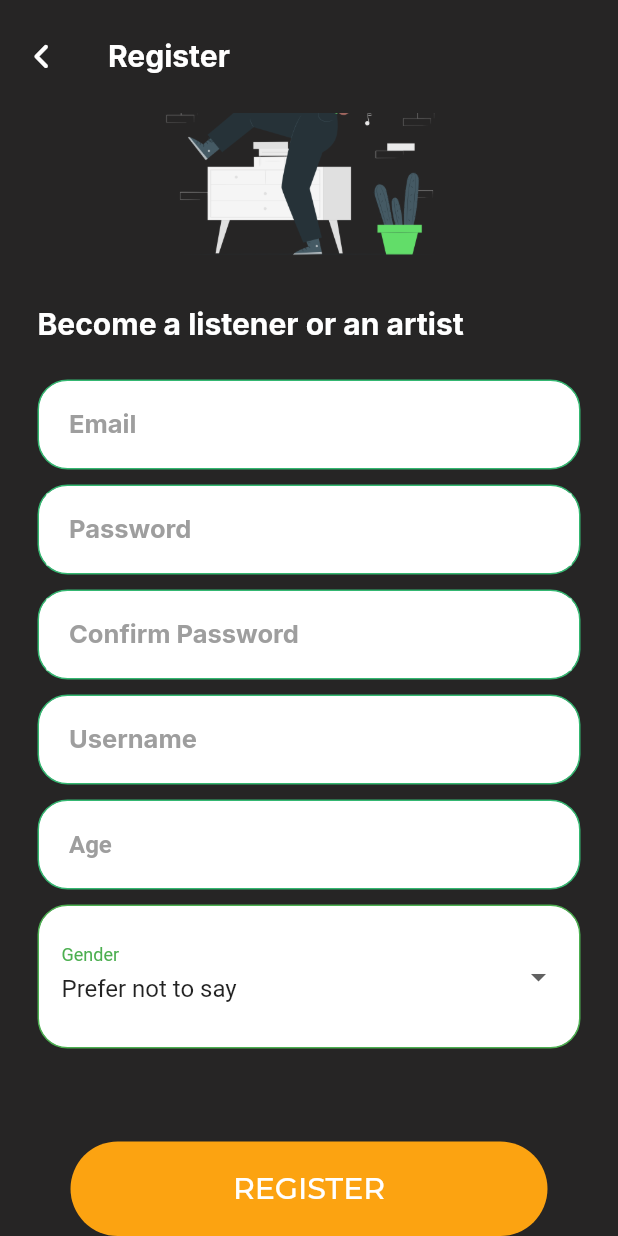
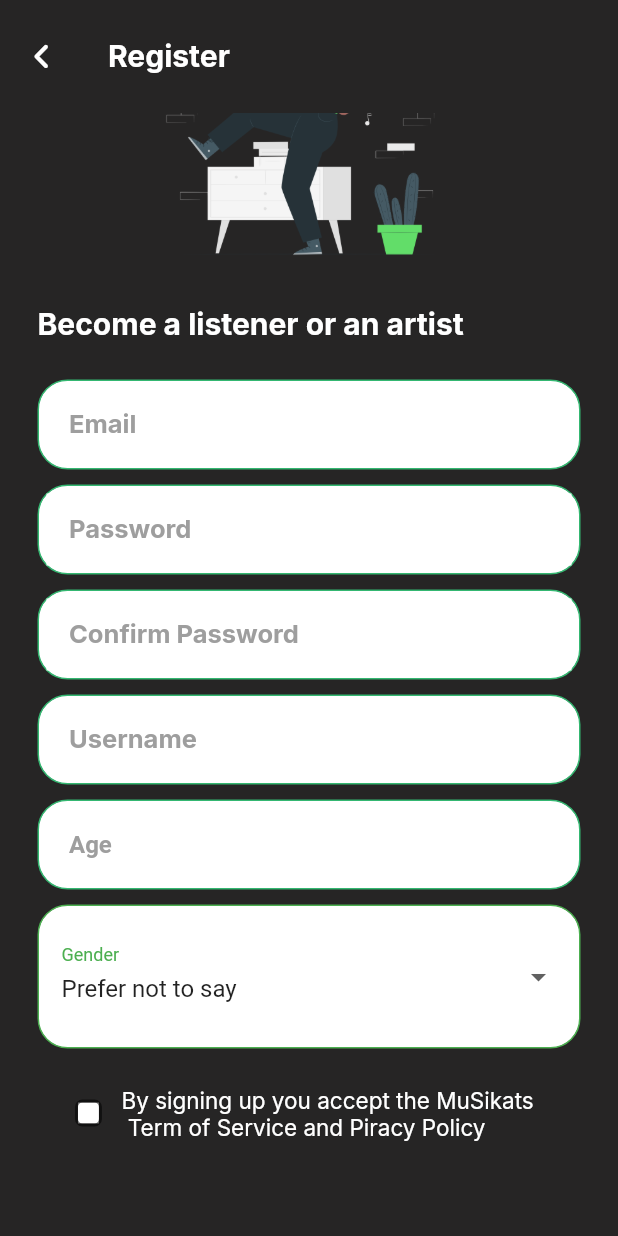
Before and after one commit to franzrocha/MuSikat-App, a Flutter app: the RegisterScreen screen opened directly, scrolled down 121 dp, on a phone screen of 412 x 824 dp. Run offline on Flutter 3.47's test engine with Material 2 defaults, Android fonts, the phone set to English and light mode, and no system bars; our stand-ins replace cloud_firestore, firebase_auth, firebase_core, flutter_native_splash, font_awesome_flutter, get_it and 1 more; missing offline and left inert: cloud_firestore_web, firebase_auth_web, firebase_core_web, firebase_storage_web; accounts and stored records are empty.

Commit message:
added checkbox on register

```diff
--- a/lib/controllers/auth_controller.dart
+++ b/lib/controllers/auth_controller.dart
@@ -35,9 +35,6 @@ class AuthController with ChangeNotifier {
     if (event != null) {
       print('Logged in user');
       print(event.email);
-      // if(currentUser == null){
-
-      // }
       nav.pushReplacementNamed(HomeScreen.route);
     }
     error = null;
--- a/lib/screens/authentication/register_screen.dart
+++ b/lib/screens/authentication/register_screen.dart
@@ -19,6 +19,12 @@ class _RegisterScreenState extends State<RegisterScreen> {
       _pass2Con = TextEditingController(),
       _usernameCon = TextEditingController(),
       _ageCon = TextEditingController();
+
+  bool isEmailEmpty = false;
+  bool isPasswordEmpty = false;
+  bool isUsernameEmpty = false;
+  bool isAgeEmpty = true;
+  bool checkMe = false;
 
   final genderList = ["Prefer not to say", "Male", "Female", "Others"];
   String dropdownValue = 'Prefer not to say';
@@ -98,15 +104,41 @@ class _RegisterScreenState extends State<RegisterScreen> {
                     ),
                   ),
                 ),
-                    Padding(
-                  padding: const EdgeInsets.all(10),
+                Row(
+                  mainAxisAlignment: MainAxisAlignment.center,
+                  children: [
+                    Container(
+                      width: 14,
+                      height: 14,
+                      color: Colors.white,
+                      child: Checkbox(
+                          shape: const RoundedRectangleBorder(
+                              borderRadius:
+                                  BorderRadius.all(Radius.circular(5.0))),
+                          activeColor: Colors.orange,
+                          value: checkMe,
+                          onChanged: (newValue) {
+                            setState(() => checkMe = newValue!);
+                          }),
+                    ),
+                    const SizedBox(width: 15.0),
+                    Text(
+                      'By signing up you accept the MuSikats \n Term of Service and Piracy Policy',
+                      style: GoogleFonts.inter(
+                        color: Colors.white,
+                        fontSize: 15,
+                      ),
+                    ),
+                  ],
+                ),
+                Padding(
+                  padding: const EdgeInsets.only(top: 30, bottom: 30),
                   child: Text(
-                    _authController.error?.message ?? '',
+                    prompts,
                     style: GoogleFonts.montserrat(color: Colors.red),
                   ),
                 ),
-                  registerButton(),
-
+                registerButton(),
               ],
             ),
           ),
@@ -152,7 +184,7 @@ class _RegisterScreenState extends State<RegisterScreen> {
         controller: _emailCon,
         validator: (value) {
           if (value!.isEmpty) {
-            return "Please enter your email";
+            return null;
           } else {
             return null;
           }
@@ -196,7 +228,7 @@ class _RegisterScreenState extends State<RegisterScreen> {
         controller: _passCon,
         validator: (value) {
           if (value!.isEmpty) {
-            return "Please enter your password";
+            return null;
           } else if (value.length < 6) {
             return "Password should be atleast 6 characters";
           } else if (value.length > 15) {
@@ -246,9 +278,13 @@ class _RegisterScreenState extends State<RegisterScreen> {
         controller: _pass2Con,
         validator: (value) {
           if (value == null || value.isEmpty) {
-            return 'Please confirm your password';
+            return null;
           } else if (_passCon.text != _pass2Con.text) {
             return 'Passwords do not match!';
+          } else if (value.length < 6) {
+            return "Password should be atleast 6 characters";
+          } else if (value.length > 15) {
+            return "Password should not be greater than 15 characters";
           }
           return null;
         },
@@ -292,7 +328,7 @@ class _RegisterScreenState extends State<RegisterScreen> {
         controller: _usernameCon,
         validator: (value) {
           if (value!.isEmpty) {
-            return 'Please enter your username';
+            return null;
           } else if (value.length < 3) {
             return 'Username must be more than 3 characters';
           } else if (value.length > 25) {
@@ -341,7 +377,7 @@ class _RegisterScreenState extends State<RegisterScreen> {
           ],
           validator: (value) {
             if (value == null || value.isEmpty) {
-              return 'Please enter your age';
+              return null;
             } else if (int.parse(value) < 18) {
               return 'Age must be 18 and above';
             } else if (int.parse(value) > 100) {
@@ -413,18 +449,21 @@ class _RegisterScreenState extends State<RegisterScreen> {
           color: const Color(0xfffca311),
           borderRadius: BorderRadius.circular(60)),
       child: TextButton(
-         onPressed: (_formKey.currentState?.validate() ?? false)
-            ? () {
-                _authController.register(
-                  email: _emailCon.text.trim(),
-                  password: _passCon.text.trim(),
-                  username: _usernameCon.text.trim(),
-                  age: _ageCon.text.trim(),
-                 gender: dropdownValue,
-
-                );
-              }
-            : null,
+        onPressed: () {
+          if (_formKey.currentState!.validate() && isFieldEmpty()) {
+            setState(() {
+              register();
+            });
+          } else if (checkMe != true) {
+            setState(() {
+              prompts = "Please accept the terms and conditions to proceed";
+            });
+          } else {
+            setState(() {
+              prompts = "Invalid or empty fields";
+            });
+          }
+        },
         child: Text(
           'REGISTER',
           style: GoogleFonts.montserrat(
@@ -433,4 +472,24 @@ class _RegisterScreenState extends State<RegisterScreen> {
       ),
     );
   }
+
+  Future<void> register() async {
+    try {
+      await _authController.register(
+        email: _emailCon.text.trim(),
+        password: _passCon.text.trim(),
+        username: _usernameCon.text.trim(),
+        age: _ageCon.text.trim(),
+        gender: dropdownValue,
+      );
+    } catch (error) {
+      setState(() {
+        prompts = error.toString();
+      });
+    }
+  }
+
+  bool isFieldEmpty() {
+    return !(isEmailEmpty || isPasswordEmpty || isAgeEmpty || isUsernameEmpty);
+  }
 }
```
